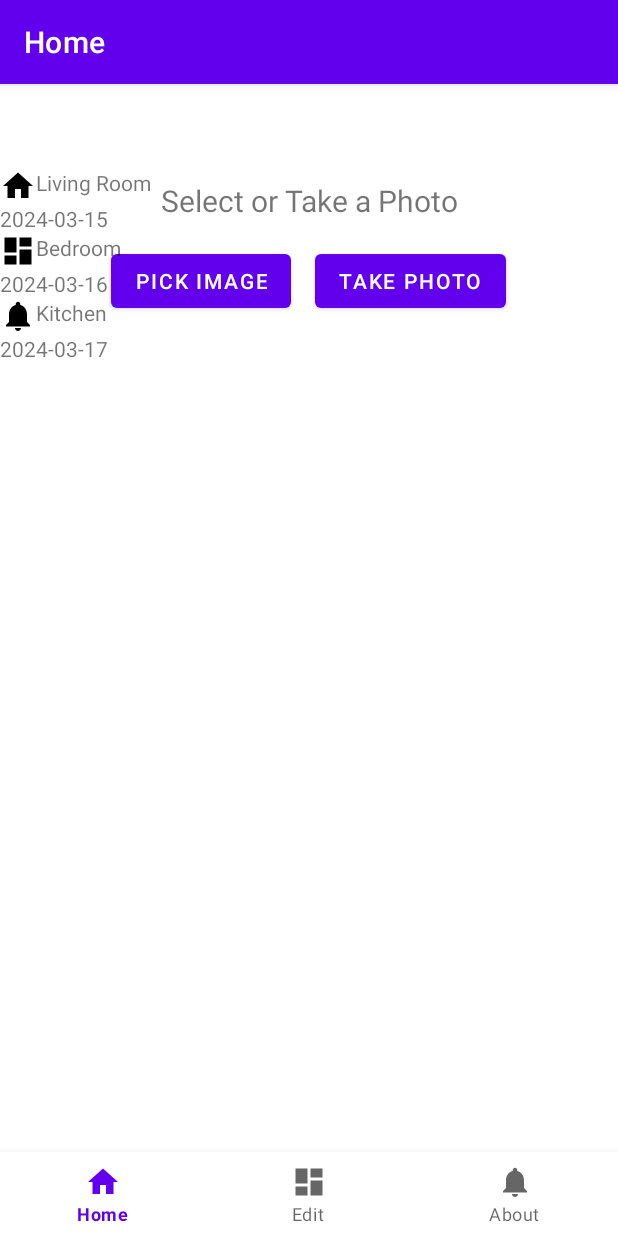
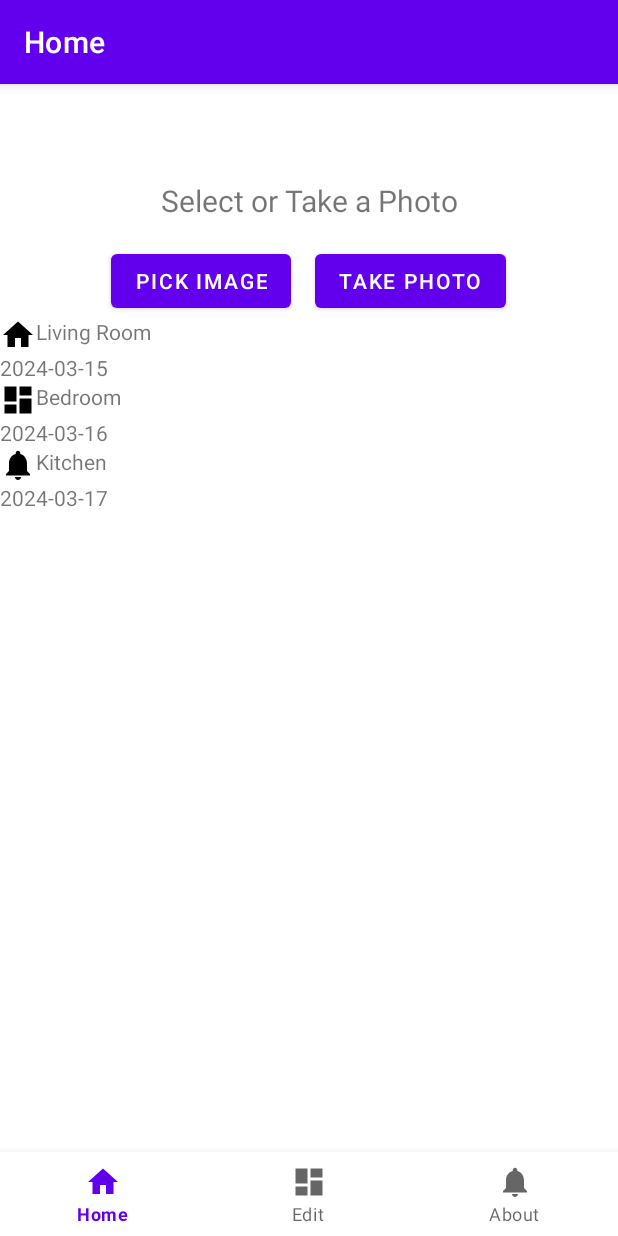
Before and after one commit to zfdang/mark-dimensions-on-image, an Android app: the screen it shows after launch (MainActivity), on a phone screen of 412 x 824 dp. Run offline under Robolectric (Android 15) with nearby library versions, the phone set to English and light mode, and no system bars; our stand-ins replace navigation-ui.

Commit message:
improve list layout

```diff
--- a/app/src/main/res/layout/fragment_list.xml
+++ b/app/src/main/res/layout/fragment_list.xml
@@ -3,8 +3,16 @@
     xmlns:app="http://schemas.android.com/apk/res-auto"
     xmlns:tools="http://schemas.android.com/tools"
     android:layout_width="match_parent"
-    android:layout_height="match_parent"
+    android:layout_height="wrap_content"
     tools:context=".ui.list.ListFragment">
+
+    <LinearLayout
+        android:id="@+id/llText"
+        android:layout_width="match_parent"
+        android:layout_height="wrap_content"
+        android:orientation="horizontal"
+        app:layout_constraintTop_toTopOf="parent"
+        app:layout_constraintBottom_toTopOf="@+id/button_container">
 
         <TextView
             android:id="@+id/text_home"
@@ -14,10 +22,8 @@
             android:layout_marginTop="8dp"
             android:layout_marginEnd="8dp"
             android:textAlignment="center"
-        android:textSize="20sp"
-        app:layout_constraintEnd_toEndOf="parent"
-        app:layout_constraintStart_toStartOf="parent"
-        app:layout_constraintTop_toTopOf="parent" />
+            android:textSize="20sp" />
+    </LinearLayout>
 
     <LinearLayout
         android:id="@+id/button_container"
@@ -26,7 +32,9 @@
         android:layout_marginTop="16dp"
         android:gravity="center"
         android:orientation="horizontal"
-        app:layout_constraintTop_toBottomOf="@+id/text_home">
+        app:layout_constraintTop_toBottomOf="@+id/llText"
+        app:layout_constraintBottom_toTopOf="@+id/linearLayout"
+        >
 
         <Button
             android:id="@+id/button_pick_image"
@@ -46,7 +54,7 @@
     <LinearLayout
         android:id="@+id/linearLayout"
         android:layout_width="match_parent"
-        android:layout_height="match_parent"
+        android:layout_height="wrap_content"
         android:orientation="vertical"
         app:layout_constraintEnd_toEndOf="parent"
         app:layout_constraintStart_toStartOf="parent"
```
Lines whose indentation alone changed are shown as unchanged.
